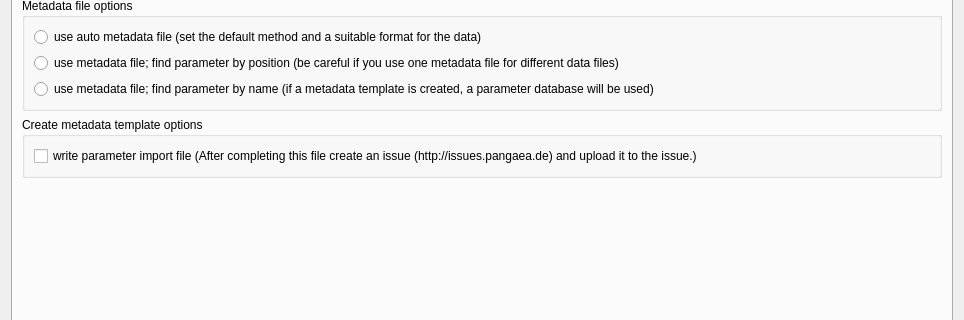
First picture: the form in trunk/Forms/Split2EventsDialog/split2eventsdialog.ui, repository pangaea-data-publisher/Split2Events, before the edit; both pictures show x 0 to 964 and y 286 to 606 of the 964 by 785 pixel window.
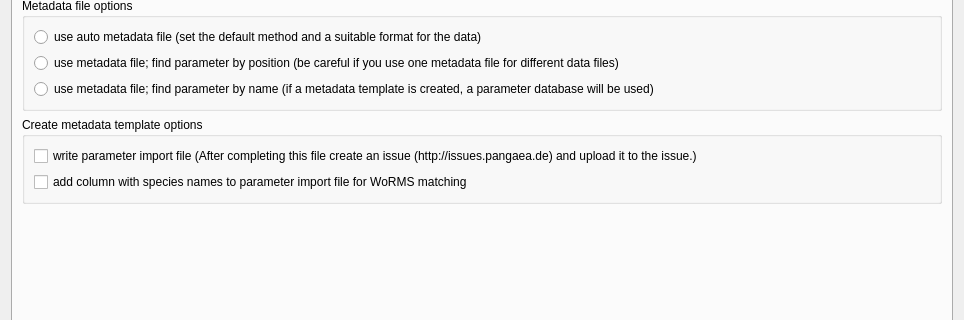
Second picture: the form after the edit. The open tabs and pages were chosen to show the change.

```diff
--- a/trunk/Forms/Split2EventsDialog/split2eventsdialog.ui
+++ b/trunk/Forms/Split2EventsDialog/split2eventsdialog.ui
@@ -347,7 +347,7 @@
              <string>&lt;!DOCTYPE HTML PUBLIC &quot;-//W3C//DTD HTML 4.0//EN&quot; &quot;http://www.w3.org/TR/REC-html40/strict.dtd&quot;&gt;
 &lt;html&gt;&lt;head&gt;&lt;meta name=&quot;qrichtext&quot; content=&quot;1&quot; /&gt;&lt;style type=&quot;text/css&quot;&gt;
 p, li { white-space: pre-wrap; }
-&lt;/style&gt;&lt;/head&gt;&lt;body style=&quot; font-family:'.Helvetica Neue DeskInterface'; font-size:13pt; font-weight:400; font-style:normal;&quot;&gt;
+&lt;/style&gt;&lt;/head&gt;&lt;body style=&quot; font-family:'.SF NS Text'; font-size:13pt; font-weight:400; font-style:normal;&quot;&gt;
 &lt;p style=&quot;-qt-paragraph-type:empty; margin-top:0px; margin-bottom:0px; margin-left:0px; margin-right:0px; -qt-block-indent:0; text-indent:0px; font-family:'Lucida Grande';&quot;&gt;&lt;br /&gt;&lt;/p&gt;&lt;/body&gt;&lt;/html&gt;</string>
             </property>
            </widget>
@@ -457,8 +457,8 @@
       <attribute name="title">
        <string>Options</string>
       </attribute>
-      <layout class="QGridLayout" name="gridLayout_2">
-       <item row="0" column="0" colspan="2">
+      <layout class="QGridLayout" name="gridLayout_20">
+       <item row="0" column="0">
         <widget class="QGroupBox" name="groupBox_15">
          <property name="title">
           <string>Data import file creation options</string>
@@ -521,7 +521,7 @@
          </layout>
         </widget>
        </item>
-       <item row="1" column="0" colspan="2">
+       <item row="1" column="0">
         <widget class="QGroupBox" name="groupBox_6">
          <property name="title">
           <string>Handle out of range values</string>
@@ -558,7 +558,7 @@
          </layout>
         </widget>
        </item>
-       <item row="2" column="0" colspan="2">
+       <item row="2" column="0">
         <widget class="QGroupBox" name="groupBox_16">
          <property name="title">
           <string>Metadata file options</string>
@@ -588,12 +588,12 @@
          </layout>
         </widget>
        </item>
-       <item row="3" column="0" colspan="2">
+       <item row="3" column="0">
         <widget class="QGroupBox" name="groupBox_17">
          <property name="title">
           <string>Create metadata template options</string>
          </property>
-         <layout class="QGridLayout" name="gridLayout_20">
+         <layout class="QGridLayout" name="gridLayout_2">
           <item row="0" column="0">
            <widget class="QCheckBox" name="writeParameterImportFileCheckBox">
             <property name="text">
@@ -601,10 +601,17 @@
             </property>
            </widget>
           </item>
+          <item row="1" column="0">
+           <widget class="QCheckBox" name="addSpeciesNamesCheckBox">
+            <property name="text">
+             <string>add column with species names to parameter import file for WoRMS matching</string>
+            </property>
+           </widget>
+          </item>
          </layout>
         </widget>
        </item>
-       <item row="4" column="1">
+       <item row="4" column="0">
         <spacer>
          <property name="orientation">
           <enum>Qt::Vertical</enum>
```
Left out of the diff: 3 changed lines with no effect on the pictures.
